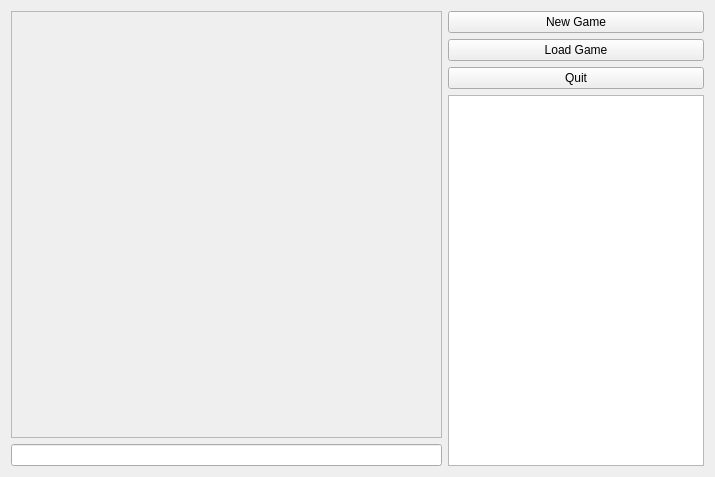
This is src/gui/MainWindowSample.ui in qiubix/PirexPickleBlowfish as Qt 5 draws it before an edit. The edited form follows.
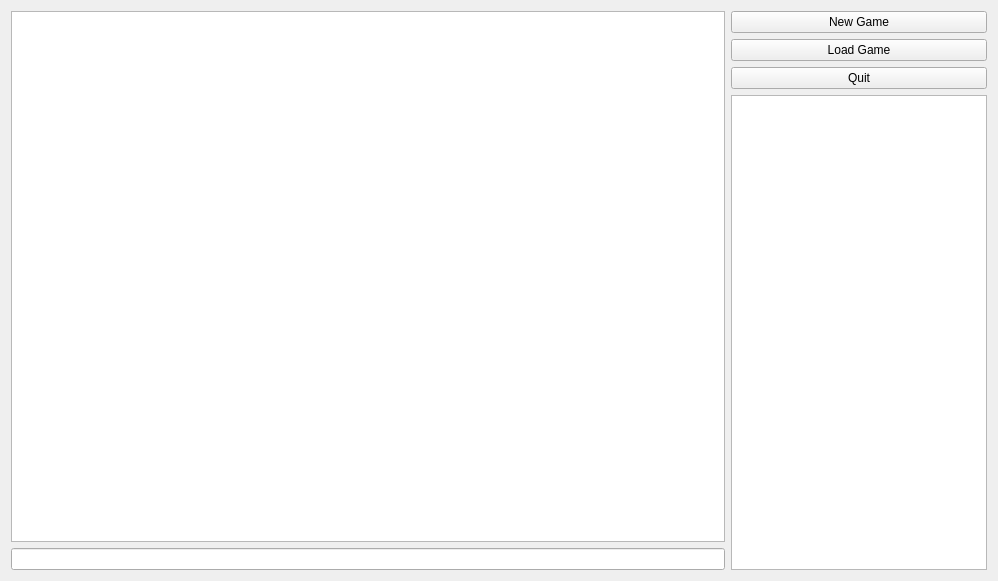
This is the edited form.

Commit message: QGraphicsView widget introduced

```diff
--- a/src/gui/MainWindowSample.ui
+++ b/src/gui/MainWindowSample.ui
@@ -6,8 +6,8 @@
    <rect>
     <x>0</x>
     <y>0</y>
-    <width>715</width>
-    <height>477</height>
+    <width>998</width>
+    <height>581</height>
    </rect>
   </property>
   <property name="sizePolicy">
@@ -23,14 +23,7 @@
    <item>
     <layout class="QVBoxLayout" name="verticalLayout_2">
      <item>
-      <widget class="QFrame" name="frame">
-       <property name="frameShape">
-        <enum>QFrame::StyledPanel</enum>
-       </property>
-       <property name="frameShadow">
-        <enum>QFrame::Raised</enum>
-       </property>
-      </widget>
+      <widget class="QGraphicsView" name="graphicsView"/>
      </item>
      <item>
       <widget class="QLineEdit" name="lineEdit"/>
```
